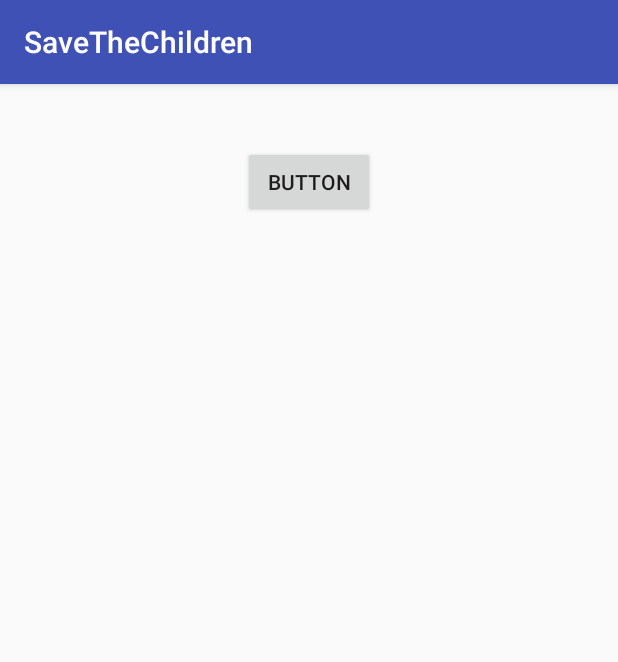
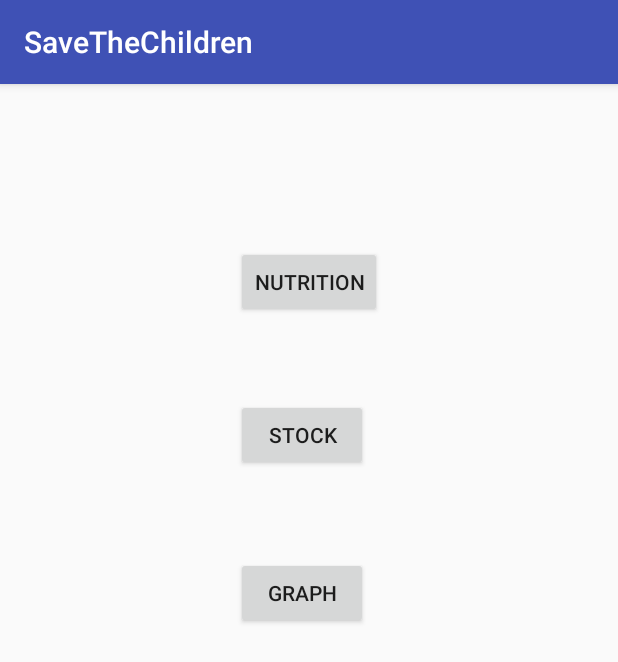
Before and after one commit to Ldn2016/team-10, an Android app: the screen it shows after launch (MainActivity), on a phone screen of 412 x 824 dp. Shown: the top 662 px of the screen. Run offline under Robolectric (Android 15) with nearby library versions, the phone set to English and light mode, and no system bars.

Commit message:
Fixed missing buttons after revert

```diff
--- a/app/src/main/AndroidManifest.xml
+++ b/app/src/main/AndroidManifest.xml
@@ -15,6 +15,9 @@
                 <category android:name="android.intent.category.LAUNCHER" />
             </intent-filter>
         </activity>
+        <activity android:name=".StockActivity" />
+        <activity android:name=".NutritionalActivity" />
+        <activity android:name=".GraphActivity"></activity>
     </application>
 
 </manifest>
--- a/app/src/main/res/layout/activity_main.xml
+++ b/app/src/main/res/layout/activity_main.xml
@@ -11,11 +11,34 @@
     tools:context="codeforgood.savethechildren.MainActivity">
 
     <Button
-        android:text="Button"
+        android:text="@string/nutrition_button"
         android:layout_width="wrap_content"
         android:layout_height="wrap_content"
-        android:layout_below="@+id/textView"
+        android:layout_marginTop="92dp"
+        android:id="@+id/button"
+        android:layout_alignParentTop="true"
         android:layout_centerHorizontal="true"
-        android:layout_marginTop="25dp"
-        android:id="@+id/button" />
+        android:onClick="openNutrition" />
+
+    <Button
+        android:text="@string/stock_button"
+        android:layout_width="wrap_content"
+        android:layout_height="wrap_content"
+        android:layout_marginTop="54dp"
+        android:id="@+id/button2"
+        android:layout_below="@+id/button"
+        android:layout_alignLeft="@+id/button"
+        android:layout_alignStart="@+id/button"
+        android:onClick="openStock" />
+
+    <Button
+        android:text="@string/graph_button"
+        android:layout_width="wrap_content"
+        android:layout_height="wrap_content"
+        android:layout_marginTop="57dp"
+        android:id="@+id/graph_button"
+        android:layout_below="@+id/button2"
+        android:layout_alignLeft="@+id/button2"
+        android:layout_alignStart="@+id/button2"
+        android:onClick="openGraph" />
 </RelativeLayout>
--- a/app/src/main/res/values/strings.xml
+++ b/app/src/main/res/values/strings.xml
@@ -1,3 +1,6 @@
 <resources>
     <string name="app_name">SaveTheChildren</string>
+    <string name="stock_button">Stock</string>
+    <string name="graph_button">Graph</string>
+    <string name="nutrition_button">Nutrition</string>
 </resources>
```
Also changed, not shown: app/src/main/java/codeforgood/savethechildren/GraphActivity.java (added, +13 -0 lines), app/src/main/java/codeforgood/savethechildren/MainActivity.java (+19 -1 lines), app/src/main/java/codeforgood/savethechildren/NutritionalActivity.java (added, +13 -0 lines), app/src/main/java/codeforgood/savethechildren/StockActivity.java (added, +13 -0 lines), app/src/main/res/layout/activity_graph.xml (added, +13 -0 lines), app/src/main/res/layout/activity_nutritional.xml (added, +13 -0 lines), app/src/main/res/layout/activity_stock.xml (added, +13 -0 lines), 1 other file.
